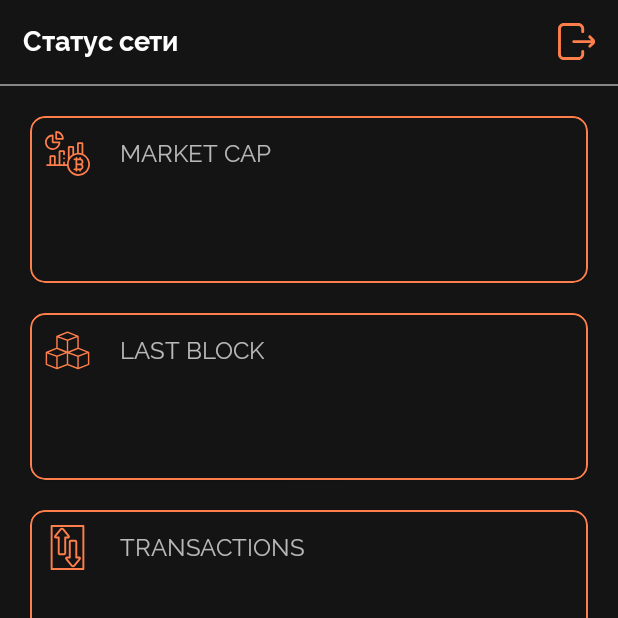
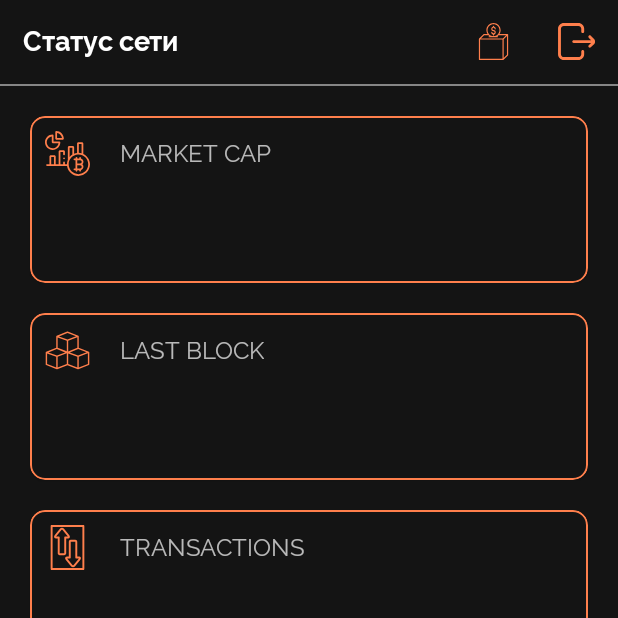
Before and after one commit to TheVigor/MinterInfoApp, an Android app: the fragment StatusFragment placed in its activity, on a phone screen of 412 x 824 dp, the top half of it. Run offline under Robolectric (Android 15) with nearby library versions, the phone set to English and light mode, and no system bars; libraries missing offline, so code that uses them is left out: com.jakewharton.retrofit2; 8 statements that could not run were skipped.

```diff
--- a/app/src/main/java/com/minter/info/app/core/extentions/activities/ActivityProvidesExtentions.kt
+++ b/app/src/main/java/com/minter/info/app/core/extentions/activities/ActivityProvidesExtentions.kt
@@ -16,6 +16,8 @@ fun Activity.provideProgressDialog(): AlertDialog =
 fun Activity.showQuestionAlertDialog(
     title: String,
     message: String,
+    positiveMessageId: Int = R.string.yes,
+    negativeMessageId: Int = R.string.cancel,
     positiveAction: (DialogInterface, Int) -> Unit,
     negativeAction: (DialogInterface, Int) -> Unit = { _, _ -> }) {
     val builder = AlertDialog.Builder(this)
@@ -23,8 +25,8 @@ fun Activity.showQuestionAlertDialog(
     with(builder) {
         setTitle(title)
         setMessage(message)
-        setPositiveButton(getString(R.string.yes), positiveAction)
-        setNegativeButton(getString(R.string.cancel), negativeAction)
+        setPositiveButton(getString(positiveMessageId), positiveAction)
+        setNegativeButton(getString(negativeMessageId), negativeAction)
         show()
     }
 }
--- /dev/null
+++ b/app/src/main/res/drawable/ic_donate.xml
@@ -0,0 +1,12 @@
+<vector xmlns:android="http://schemas.android.com/apk/res/android"
+    android:width="498dp"
+    android:height="498dp"
+    android:viewportWidth="498"
+    android:viewportHeight="498.29807">
+  <path
+      android:fillColor="@color/colorAccent"
+      android:pathData="m60.441,498.297h317.824c2.117,0.012 4.152,-0.816 5.656,-2.309l59.738,-59.574c1.539,-1.477 2.434,-3.504 2.488,-5.637v-275.074c-0.105,-4.555 -3.738,-8.238 -8.293,-8.406h-107.668c9.48,-14 14.984,-32.332 14.984,-51.25 0.012,-53.031 -42.965,-96.031 -95.996,-96.047s-96.035,42.965 -96.047,95.996c0,18.918 5.5,37.301 14.984,51.301h-48.082c-2.145,0.074 -4.176,0.988 -5.652,2.543l-59.738,59.699c-1.547,1.523 -2.438,3.59 -2.492,5.758v275.07c0.148,4.461 3.832,7.984 8.293,7.93zM68.148,223.297h302v259h-302zM386.148,471.055v-252.445l44,-43.594v252.445zM249.148,16.227c44.195,0 80.023,35.828 80.023,80.023s-35.828,80.02 -80.023,80.023c-44.191,0 -80.02,-35.828 -80.02,-80.023 0.047,-44.176 35.848,-79.973 80.02,-80.023zM123.348,163.297h57.535c5.074,6 10.719,10.105 16.832,14h-7.566c-4.418,0 -8,3.582 -8,8s3.582,8 8,8h112c4.418,0 8,-3.582 8,-8s-3.582,-8 -8,-8h-1.563c6.113,-3.895 11.758,-8 16.832,-14h101.125l-43.594,44h-295.195zM123.348,163.297"/>
+  <path
+      android:fillColor="@color/colorAccent"
+      android:pathData="m249.148,139.16c-8.125,-0.012 -14.711,-6.598 -14.723,-14.723 0,-4.418 -3.582,-8 -8,-8s-8,3.582 -8,8c0.02,13.879 9.328,26.027 22.723,29.66v6.199c0,4.418 3.582,8 8,8 4.418,0 8,-3.582 8,-8v-6.199c14.879,-4.012 24.48,-18.422 22.457,-33.695 -2.023,-15.273 -15.047,-26.688 -30.457,-26.688 -8.066,-0.012 -14.617,-6.516 -14.691,-14.582 -0.074,-8.063 6.359,-14.684 14.422,-14.848 0.09,0 0.18,0.016 0.27,0.016 0.09,0 0.18,-0.012 0.27,-0.016 8.02,0.152 14.445,6.691 14.453,14.711 0,4.418 3.582,8 8,8 4.418,0 8,-3.582 8,-8 -0.016,-13.879 -9.324,-26.031 -22.723,-29.664v-5.035c0,-4.418 -3.582,-8 -8,-8 -4.418,0 -8,3.582 -8,8v5.035c-14.875,4.012 -24.48,18.422 -22.457,33.699 2.023,15.273 15.051,26.684 30.457,26.684 8.133,0 14.723,6.59 14.723,14.723 0,8.129 -6.59,14.723 -14.723,14.723zM249.148,139.16"/>
+</vector>
--- a/app/src/main/res/layout/fragment_status.xml
+++ b/app/src/main/res/layout/fragment_status.xml
@@ -31,6 +31,19 @@
                 app:layout_constraintStart_toStartOf="parent"
 
                 android:text="@string/status"/>
+
+            <ImageView
+                android:id="@+id/ivDonate"
+                style="@style/ToolbarIcon"
+
+                android:layout_width="@dimen/spacing_55"
+                android:layout_height="@dimen/spacing_55"
+
+                android:src="@drawable/ic_donate"
+
+                app:layout_constraintEnd_toStartOf="@id/ivLogout"
+                app:layout_constraintTop_toTopOf="parent"
+                app:layout_constraintBottom_toBottomOf="parent"/>
 
             <ImageView
                 android:id="@+id/ivLogout"
--- a/app/src/main/res/values/strings.xml
+++ b/app/src/main/res/values/strings.xml
@@ -23,4 +23,8 @@
     <string name="transactions">transactions</string>
     <string name="change_wallet_address">Смена адреса кошелька</string>
     <string name="are_you_sure_to_change_wallet_address">Вы уверены, что хотите сменить адрес кошелька?</string>
+    <string name="donation">Донат</string>
+    <string name="copy">Копировать адрес</string>
+    <string name="donate_message">Данное приложение разрабатывается энтузиастами в свободное время. Вы можете поддержать разработчиков, отправив пожертвование на данный BIP кошелек: \nMx69ed0a8c95b77d63a442c48f419b5f01aad26006</string>
+    <string name="address_copied">Адрес скопирован</string>
 </resources>
```
Also changed, not shown: app/src/main/java/com/minter/info/app/core/extentions/ContextExtentions.kt (+11 -0 lines), app/src/main/java/com/minter/info/app/features/main/status/StatusFragment.kt (+13 -4 lines).
